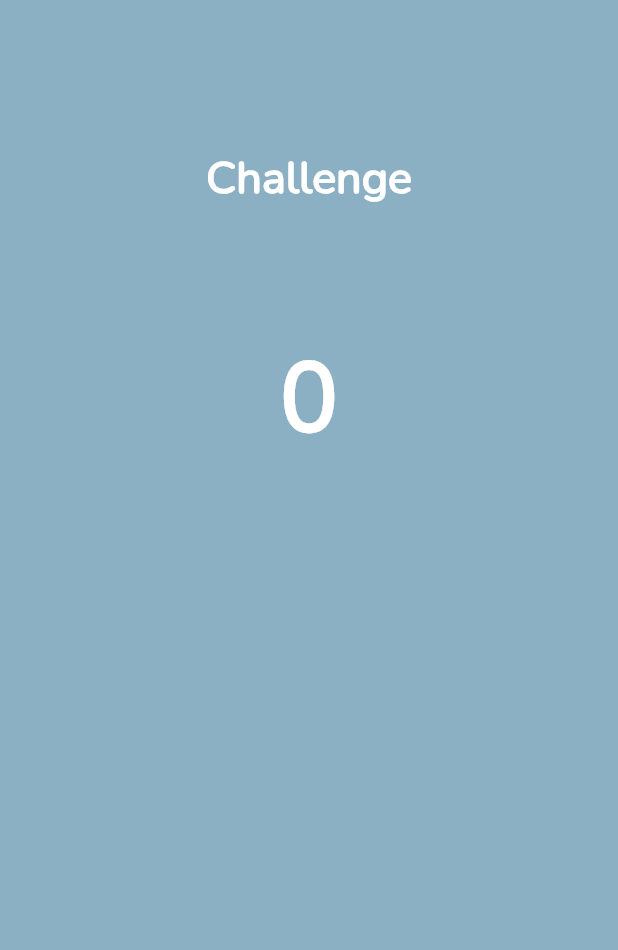
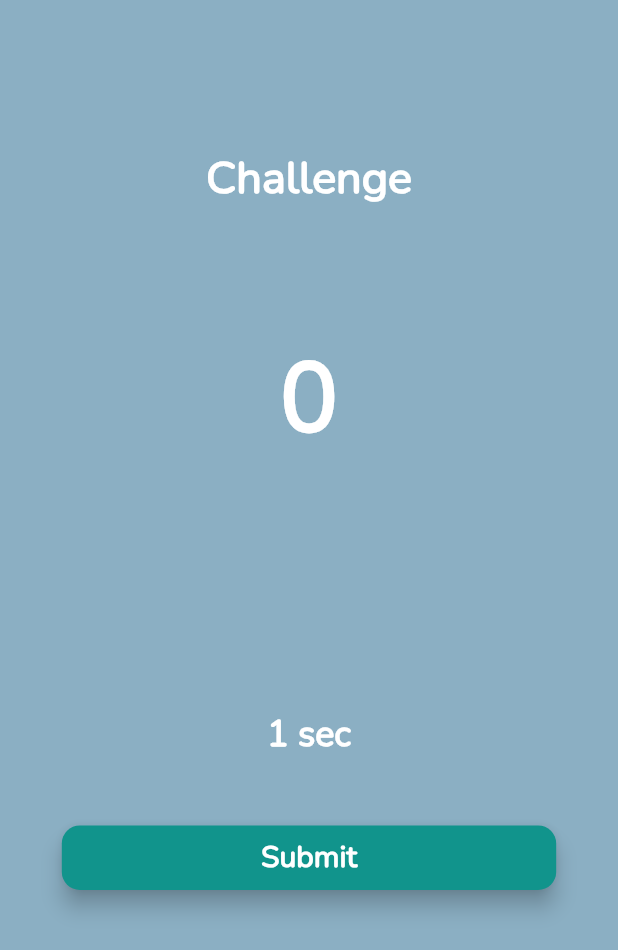
Before and after one commit to Sam21-39/wally_the_stupid, a Flutter app: the TapPage screen opened directly, on a phone screen of 412 x 824 dp. Shown: the top 950 px of the screen. Run offline on Flutter 3.47's test engine with Material 2 defaults, Android fonts, the phone set to English and light mode, and no system bars; our stand-ins replace animated_text_kit, cloud_firestore, device_info_plus, firebase_auth, firebase_core, fluttertoast and 5 more; missing offline and left inert: feature_discovery; accounts and stored records are empty; statements that could not run were skipped.

Commit message:
Update tap.dart

```diff
--- a/lib/Views/TapPage/tap.dart
+++ b/lib/Views/TapPage/tap.dart
@@ -1,4 +1,7 @@
+import 'dart:async';
+
 import 'package:flutter/material.dart';
+import 'package:get/get.dart';
 import 'package:wally_the_stupid/Model/challenge.dart';
 import 'package:wally_the_stupid/UI/ui.dart';
 
@@ -14,16 +17,40 @@ class TapPage extends StatefulWidget {
 }
 
 class _TapPageState extends State<TapPage> {
-  // int no = 5;
+  num no = 0;
+  num time = 0;
+  late Timer timer;
+  @override
+  void initState() {
+    super.initState();
+    setState(() {
+      no = widget.challenge?.start as num;
+    });
+    Future.delayed(Duration(milliseconds: 800)).then(
+      (value) => timer = Timer.periodic(
+        Duration(milliseconds: 1000),
+        (timer) {
+          time += 1;
+          setState(() {});
+        },
+      ),
+    );
+  }
+
   @override
   Widget build(BuildContext context) {
     final size = MediaQuery.of(context).size;
-    return Scaffold(
+    return GestureDetector(
+      onTap: () => setState(() => no += 1),
+      onDoubleTap: () => setState(() => no -= 2),
+      child: Scaffold(
         backgroundColor: Theme.of(context).backgroundColor,
         body: Container(
           width: size.width,
           height: size.height,
           padding: const EdgeInsets.all(16.0),
+          child: SingleChildScrollView(
+            scrollDirection: Axis.vertical,
             child: Column(
               children: [
                 SizedBox(
@@ -41,7 +68,7 @@ class _TapPageState extends State<TapPage> {
                   height: size.height * 0.1,
                 ),
                 Text(
-              widget.challenge?.start.toString() ?? '0',
+                  no.toString(),
                   style: UI.appText.copyWith(
                     fontSize: 64.0,
                     fontWeight: FontWeight.w900,
@@ -51,7 +78,46 @@ class _TapPageState extends State<TapPage> {
                 SizedBox(
                   height: size.height * 0.2,
                 ),
+                Text(
+                  '$time sec',
+                  style: UI.appText.copyWith(
+                    fontSize: 24.0,
+                    fontWeight: FontWeight.w700,
+                  ),
+                  textAlign: TextAlign.center,
+                ),
+                SizedBox(
+                  height: size.height * 0.05,
+                ),
+                MaterialButton(
+                  minWidth: size.width * 0.8,
+                  onPressed: () {
+                    timer.cancel();
+                    Future.delayed(
+                      Duration(seconds: 1),
+                    ).then(
+                      (value) => Get.back(),
+                    );
+                  },
+                  child: Padding(
+                    padding: const EdgeInsets.all(8.0),
+                    child: Text(
+                      'Submit',
+                      style: UI.appText.copyWith(
+                        color: Colors.white,
+                      ),
+                    ),
+                  ),
+                  animationDuration: Duration(milliseconds: 700),
+                  color: UI.appButtonColor,
+                  elevation: 6.0,
+                  shape: RoundedRectangleBorder(
+                    borderRadius: BorderRadius.circular(12.0),
+                  ),
+                ),
               ],
+            ),
+          ),
         ),
       ),
     );
```
Lines whose indentation alone changed are shown as unchanged.
